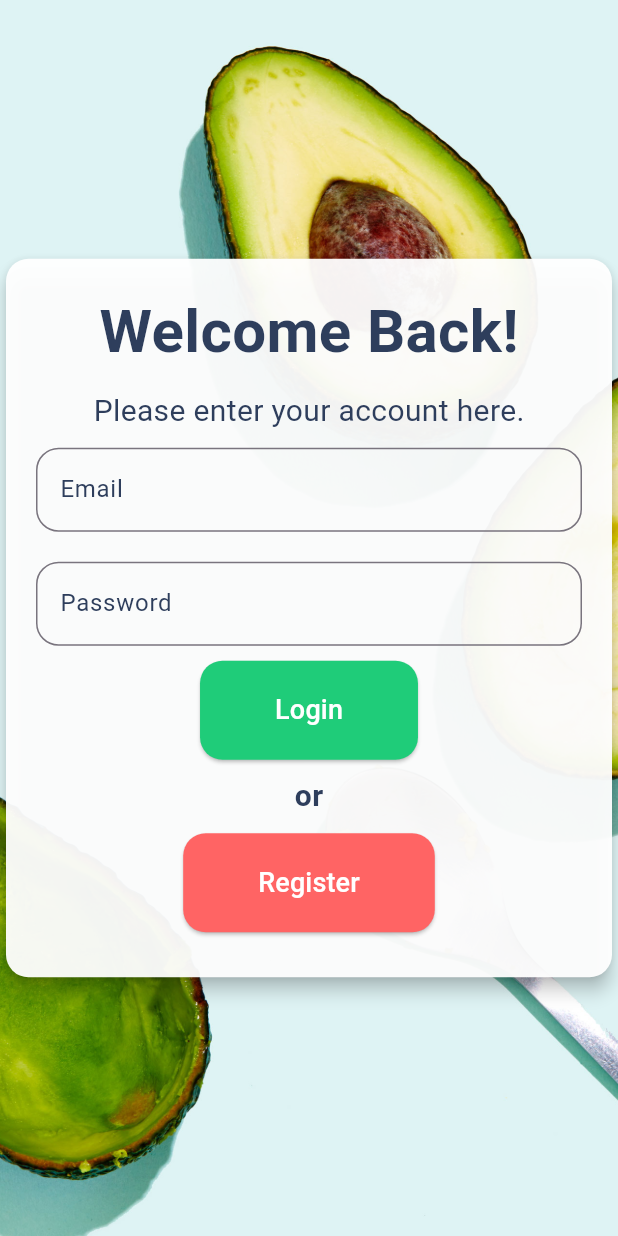
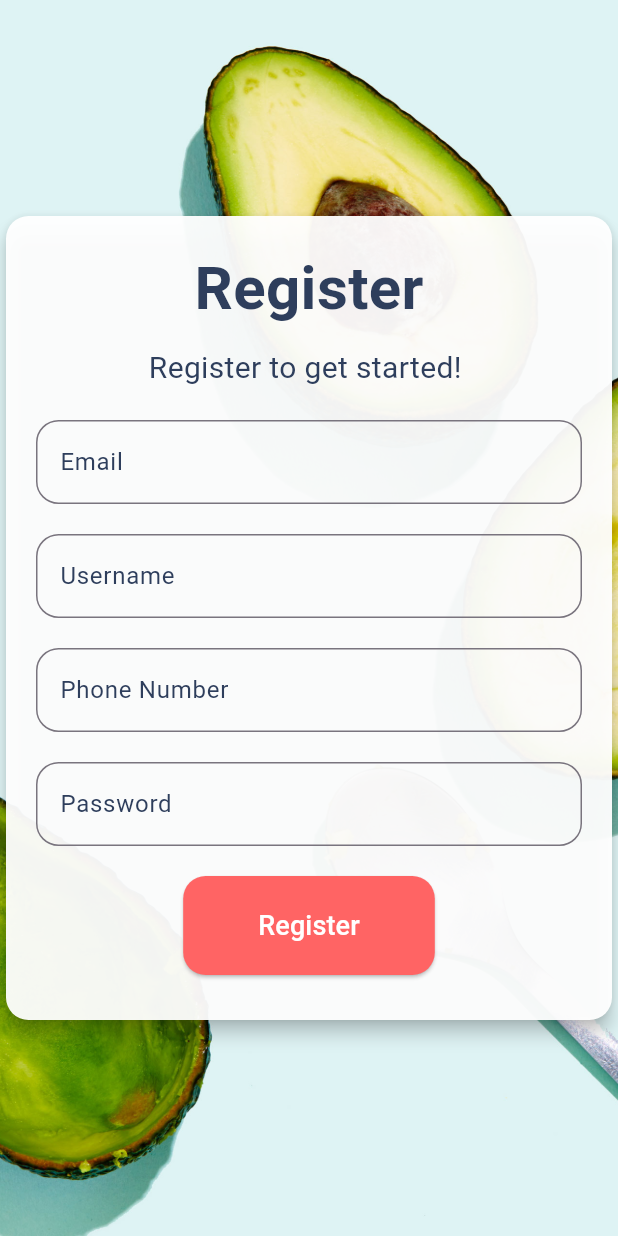
Before and after one commit to nitou2504/spicesync, a Flutter app: the LoginScreen screen opened by its route, after a tap on "Register", on a phone screen of 412 x 824 dp. Run offline on Flutter 3.47's test engine with Material 3 defaults, Android fonts, the phone set to English and light mode, and no system bars; missing offline and left inert: mysql_client.

Commit message:
register screen

```diff
--- a/spicesync_fronted/lib/screens/login.dart
+++ b/spicesync_fronted/lib/screens/login.dart
@@ -152,7 +152,7 @@ class _LoginScreenState extends State<LoginScreen> {
                     // Register button
                     ElevatedButton(
                       onPressed: () {
-                        // Handle sign up logic here
+                        Navigator.pushReplacementNamed(context, '/register');
                       },
                       child: Text('Register', style: TextStyle(color: Colors.white, fontSize: 18)),
                       style: ElevatedButton.styleFrom(
--- a/spicesync_fronted/lib/screens/register.dart
+++ b/spicesync_fronted/lib/screens/register.dart
@@ -0,0 +1,154 @@
+import 'package:flutter/material.dart';
+import '/config/colors.dart'; // Import your color configuration
+import '/screens/routes.dart'; // Import your routes configuration
+import '/models/user.dart'; // Import the User model
+
+class RegisterScreen extends StatefulWidget {
+  @override
+  _RegisterScreenState createState() => _RegisterScreenState();
+}
+
+class _RegisterScreenState extends State<RegisterScreen> {
+  final TextEditingController _emailController = TextEditingController();
+  final TextEditingController _usernameController = TextEditingController();
+  final TextEditingController _phoneNumberController = TextEditingController();
+  final TextEditingController _passwordController = TextEditingController();
+
+  @override
+  Widget build(BuildContext context) {
+    return Scaffold(
+      backgroundColor: Colors.white,
+      body: Stack(
+        children: [
+          Container(
+            decoration: BoxDecoration(
+              image: DecorationImage(
+                image: AssetImage('assets/images/welcome.jpg'),
+                fit: BoxFit.cover,
+              ),
+            ),
+          ),
+          Center(
+            child: Card(
+              shape: RoundedRectangleBorder(
+                borderRadius: BorderRadius.circular(15.0),
+              ),
+              color: Colors.white.withOpacity(0.95),
+              elevation: 5.0,
+              child: Padding(
+                padding: EdgeInsets.all(20.0),
+                child: Column(
+                  mainAxisSize: MainAxisSize.min,
+                  children: [
+                    // Welcome message
+                    Text(
+                      'Register',
+                      style: TextStyle(fontSize: 40, fontWeight: FontWeight.bold, color: AppColors.textColor),
+                    ),
+                    SizedBox(height: 10.0),
+                    Text(
+                      'Register to get started! ',
+                      style: TextStyle(fontSize: 20, color: AppColors.textColor),
+                    ),
+                    SizedBox(height: 20.0),
+
+                    // Email field
+                    TextFormField(
+                      controller: _emailController,
+                      decoration: InputDecoration(
+                        labelText: 'Email',
+                        labelStyle: TextStyle(color: AppColors.textColor),
+                        border: OutlineInputBorder(
+                          borderRadius: BorderRadius.circular(15.0),
+                          borderSide: BorderSide(color: Colors.white),
+                        ),
+                        focusedBorder: OutlineInputBorder(
+                          borderRadius: BorderRadius.circular(15.0),
+                          borderSide: BorderSide(color: AppColors.primaryColor),
+                        ),
+                      ),
+                    ),
+                    SizedBox(height: 20.0),
+
+                    // Username field
+                    TextFormField(
+                      controller: _usernameController,
+                      decoration: InputDecoration(
+                        labelText: 'Username',
+                        labelStyle: TextStyle(color: AppColors.textColor),
+                        border: OutlineInputBorder(
+                          borderRadius: BorderRadius.circular(15.0),
+                          borderSide: BorderSide(color: Colors.white),
+                        ),
+                        focusedBorder: OutlineInputBorder(
+                          borderRadius: BorderRadius.circular(15.0),
+                          borderSide: BorderSide(color: AppColors.primaryColor),
+                        ),
+                      ),
+                    ),
+                    SizedBox(height: 20.0),
+
+                    // Phone Number field
+                    TextFormField(
+                      controller: _phoneNumberController,
+                      decoration: InputDecoration(
+                        labelText: 'Phone Number',
+                        labelStyle: TextStyle(color: AppColors.textColor),
+                        border: OutlineInputBorder(
+                          borderRadius: BorderRadius.circular(15.0),
+                          borderSide: BorderSide(color: Colors.white),
+                        ),
+                        focusedBorder: OutlineInputBorder(
+                          borderRadius: BorderRadius.circular(15.0),
+                          borderSide: BorderSide(color: AppColors.primaryColor),
+                        ),
+                      ),
+                    ),
+                    SizedBox(height: 20.0),
+
+                    // Password field
+                    TextFormField(
+                      controller: _passwordController,
+                      decoration: InputDecoration(
+                        labelText: 'Password',
+                        labelStyle: TextStyle(color: AppColors.textColor),
+                        border: OutlineInputBorder(
+                          borderRadius: BorderRadius.circular(15.0),
+                          borderSide: BorderSide(color: Colors.white),
+                        ),
+                        focusedBorder: OutlineInputBorder(
+                          borderRadius: BorderRadius.circular(15.0),
+                          borderSide: BorderSide(color: AppColors.primaryColor),
+                        ),
+                      ),
+                      obscureText: true,
+                    ),
+                    SizedBox(height: 20.0),
+
+                    // Register button
+                    ElevatedButton(
+                      onPressed: () async {
+                        // Handle registration logic here
+                        // You can use the text from the TextFormField widgets
+                        // to create a new User object and register the user
+                      },
+                      child: Text('Register', style: TextStyle(color: Colors.white, fontSize: 18)),
+                      style: ElevatedButton.styleFrom(
+                        backgroundColor: AppColors.secondaryColor,
+                        padding: EdgeInsets.symmetric(horizontal: 50, vertical: 20),
+                        shape: RoundedRectangleBorder(
+                          borderRadius: BorderRadius.circular(15.0),
+                        ),
+                      ),
+                    ),
+                    SizedBox(height: 10.0),
+                  ],
+                ),
+              ),
+            ),
+          ),
+        ],
+      ),
+    );
+  }
+}
--- a/spicesync_fronted/lib/screens/routes.dart
+++ b/spicesync_fronted/lib/screens/routes.dart
@@ -3,11 +3,13 @@ import 'package:flutter/material.dart';
 import '/screens/welcome.dart';
 import '/screens/home.dart';
 import '/screens/login.dart';
+import '/screens/register.dart';
 
 class Routes {
   static const String welcome = '/welcome';
   static const String home = '/home';
   static const String login = '/login';
+  static const String register = '/register';
 
   static Route<dynamic> generateRoute(RouteSettings settings) {
     switch (settings.name) {
@@ -15,6 +17,8 @@ class Routes {
         return MaterialPageRoute(builder: (context) => WelcomeScreen());
       case login:
         return MaterialPageRoute(builder: (context) => LoginScreen());
+      case register:
+        return MaterialPageRoute(builder: (context) => RegisterScreen());
       case home:
         return MaterialPageRoute(builder: (context) => HomeScreen());
       default:
```
